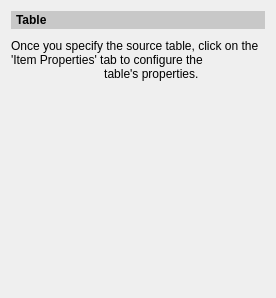
Above: stdm/ui/composer/ui_composer_table_source.ui from gltn/stdm before the change. Below: the same form after it.
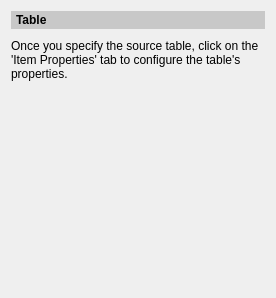
That is the form after the change. Custom widgets are drawn as their Qt base class.

```diff
--- a/stdm/ui/composer/ui_composer_table_source.ui
+++ b/stdm/ui/composer/ui_composer_table_source.ui
@@ -56,9 +56,7 @@
                         </size>
                     </property>
                     <property name="text">
-                        <string>Once you specify the source table, click on the 'Item Properties' tab to configure the
-                            table's properties.
-                        </string>
+      <string>&lt;html&gt;&lt;head/&gt;&lt;body&gt;&lt;p&gt;Once you specify the source table, click on the 'Item Properties' tab to configure the table's properties.&lt;/p&gt;&lt;p&gt;&lt;br/&gt;&lt;/p&gt;&lt;/body&gt;&lt;/html&gt;</string>
                     </property>
                     <property name="scaledContents">
                         <bool>false</bool>
```
Lines whose indentation alone changed are shown as unchanged.
